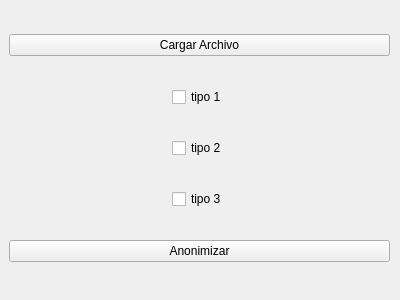
Before: the Qt Designer form main.ui in v4rgas/data-scrambler, drawn with Qt 5.
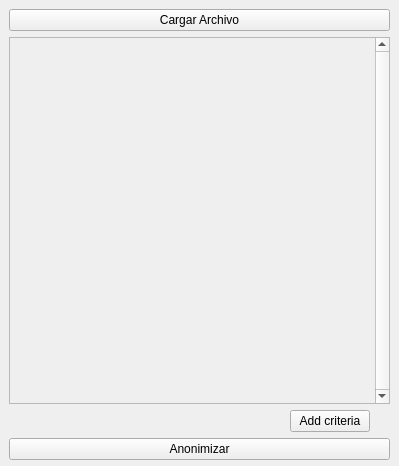
After: the same form once the commit is applied.

Patch:
```diff
--- a/main.ui
+++ b/main.ui
@@ -6,8 +6,8 @@
    <rect>
     <x>0</x>
     <y>0</y>
-    <width>400</width>
-    <height>300</height>
+    <width>399</width>
+    <height>466</height>
    </rect>
   </property>
   <property name="windowTitle">
@@ -19,7 +19,7 @@
      <x>9</x>
      <y>9</y>
      <width>381</width>
-     <height>281</height>
+     <height>451</height>
     </rect>
    </property>
    <layout class="QVBoxLayout" name="verticalLayout">
@@ -31,27 +31,33 @@
      </widget>
     </item>
     <item>
-     <layout class="QHBoxLayout" name="horizontalLayout_3">
-      <item>
-       <spacer name="horizontalSpacer">
-        <property name="orientation">
-         <enum>Qt::Horizontal</enum>
-        </property>
-        <property name="sizeHint" stdset="0">
-         <size>
-          <width>40</width>
-          <height>20</height>
-         </size>
-        </property>
-       </spacer>
-      </item>
-      <item>
-       <widget class="QCheckBox" name="type1">
-        <property name="text">
-         <string>tipo 1</string>
-        </property>
-       </widget>
-      </item>
+     <widget class="QScrollArea" name="scrollArea">
+      <property name="minimumSize">
+       <size>
+        <width>0</width>
+        <height>225</height>
+       </size>
+      </property>
+      <property name="verticalScrollBarPolicy">
+       <enum>Qt::ScrollBarAlwaysOn</enum>
+      </property>
+      <property name="widgetResizable">
+       <bool>true</bool>
+      </property>
+      <widget class="QWidget" name="main">
+       <property name="geometry">
+        <rect>
+         <x>0</x>
+         <y>0</y>
+         <width>363</width>
+         <height>364</height>
+        </rect>
+       </property>
+      </widget>
+     </widget>
+    </item>
+    <item>
+     <layout class="QHBoxLayout" name="horizontalLayout">
       <item>
        <spacer name="horizontalSpacer_2">
         <property name="orientation">
@@ -65,76 +71,25 @@
         </property>
        </spacer>
       </item>
-     </layout>
-    </item>
-    <item>
-     <layout class="QHBoxLayout" name="horizontalLayout_5">
       <item>
-       <spacer name="horizontalSpacer_7">
-        <property name="orientation">
-         <enum>Qt::Horizontal</enum>
-        </property>
-        <property name="sizeHint" stdset="0">
-         <size>
-          <width>40</width>
-          <height>20</height>
-         </size>
-        </property>
-       </spacer>
-      </item>
-      <item>
-       <widget class="QCheckBox" name="type2">
+       <widget class="QPushButton" name="additem">
         <property name="text">
-         <string>tipo 2</string>
+         <string>Add criteria</string>
         </property>
        </widget>
       </item>
       <item>
-       <spacer name="horizontalSpacer_8">
+       <spacer name="horizontalSpacer">
         <property name="orientation">
          <enum>Qt::Horizontal</enum>
         </property>
-        <property name="sizeHint" stdset="0">
-         <size>
-          <width>40</width>
-          <height>20</height>
-         </size>
+        <property name="sizeType">
+         <enum>QSizePolicy::Preferred</enum>
         </property>
-       </spacer>
-      </item>
-     </layout>
-    </item>
-    <item>
-     <layout class="QHBoxLayout" name="horizontalLayout_6">
-      <item>
-       <spacer name="horizontalSpacer_6">
-        <property name="orientation">
-         <enum>Qt::Horizontal</enum>
-        </property>
         <property name="sizeHint" stdset="0">
          <size>
-          <width>40</width>
-          <height>20</height>
-         </size>
-        </property>
-       </spacer>
-      </item>
-      <item>
-       <widget class="QCheckBox" name="type3">
-        <property name="text">
-         <string>tipo 3</string>
-        </property>
-       </widget>
-      </item>
-      <item>
-       <spacer name="horizontalSpacer_5">
-        <property name="orientation">
-         <enum>Qt::Horizontal</enum>
-        </property>
-        <property name="sizeHint" stdset="0">
-         <size>
-          <width>40</width>
-          <height>20</height>
+          <width>20</width>
+          <height>0</height>
          </size>
         </property>
        </spacer>
```
